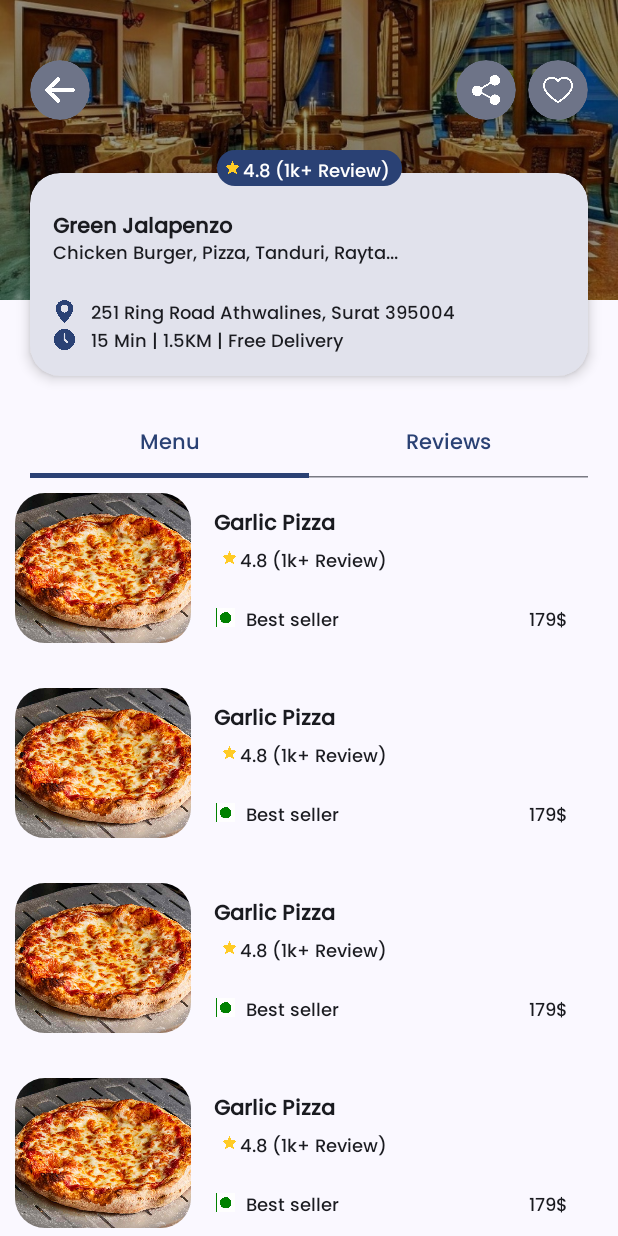
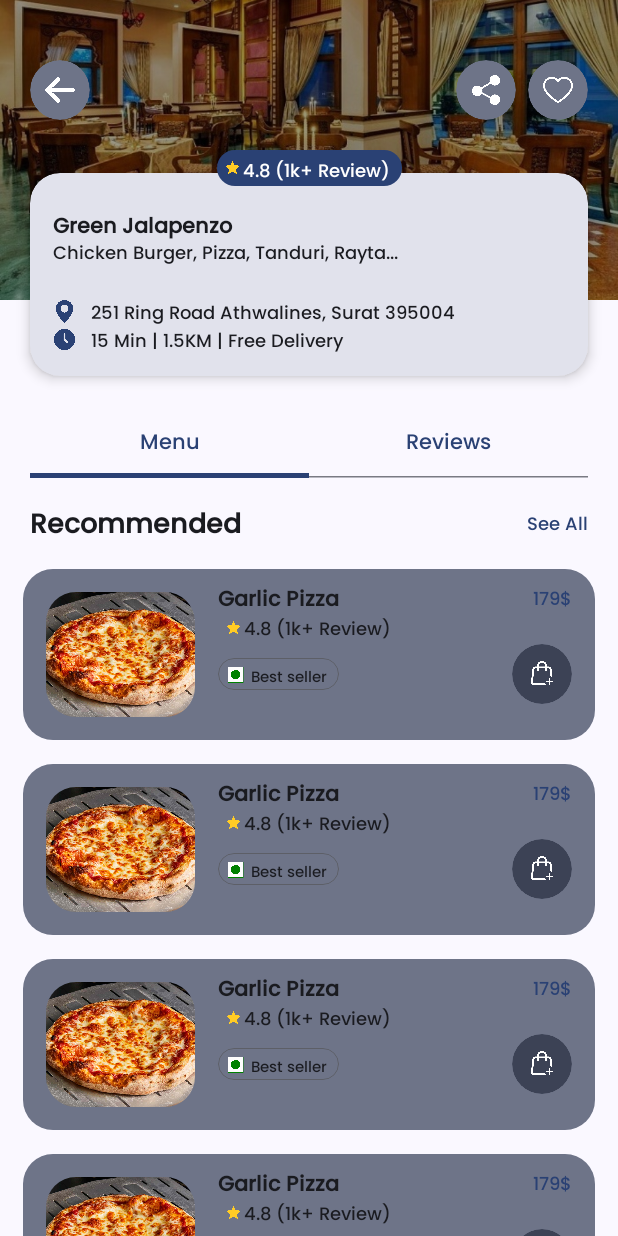
Before and after one commit to chiragpatel047/FoodExpressUserApp, an Android app built with Jetpack Compose: the FullRestaurantScreen screen opened through its navigation route, on a phone screen of 412 x 824 dp. Run offline under Robolectric (Android 15) with nearby library versions, the phone set to English and light mode, and no system bars.

Commit message:
full-res-screen-ui-2

```diff
--- a/app/src/main/java/com/foodapp/foodexpress/Components/Component.kt
+++ b/app/src/main/java/com/foodapp/foodexpress/Components/Component.kt
@@ -274,6 +274,47 @@ fun GrayFilledSimpleButton(imageIcon: Int, onClick: () -> Unit) {
     }
 }
 
+@Composable
+fun CartButton(isAdded: Boolean, onClick: () -> Unit) {
+    IconButton(
+        onClick = onClick,
+        modifier = Modifier
+            .clip(RoundedCornerShape(50.dp))
+            .size(40.dp),
+        colors =
+        if (isAdded) {
+            IconButtonDefaults.iconButtonColors(
+                containerColor = MaterialTheme.colorScheme.primary
+            )
+        } else {
+            IconButtonDefaults.iconButtonColors(
+                containerColor = MaterialTheme.colorScheme.secondary
+            )
+        }
+
+    ) {
+        Icon(
+
+            painterResource(
+                id = if (isAdded) {
+                    R.drawable.carticon
+                } else {
+                    R.drawable.addtocarticon
+                }
+            ),
+            contentDescription = "",
+            tint =
+            if (isAdded) {
+                MaterialTheme.colorScheme.onPrimary
+            } else {
+                MaterialTheme.colorScheme.onSecondary
+            },
+            modifier = Modifier
+                .size(40.dp)
+                .padding(10.dp)
+        )
+    }
+}
 
 @Composable
 fun subjectImage(image: Int) {
--- a/app/src/main/java/com/foodapp/foodexpress/Components/DishMenuSingle.kt
+++ b/app/src/main/java/com/foodapp/foodexpress/Components/DishMenuSingle.kt
@@ -2,11 +2,14 @@ package com.foodapp.foodexpress.Components
 
 import androidx.compose.foundation.Image
 import androidx.compose.foundation.background
+import androidx.compose.foundation.border
 import androidx.compose.foundation.layout.Arrangement
 import androidx.compose.foundation.layout.Box
 import androidx.compose.foundation.layout.Column
 import androidx.compose.foundation.layout.Row
 import androidx.compose.foundation.layout.Spacer
+import androidx.compose.foundation.layout.fillMaxHeight
+import androidx.compose.foundation.layout.fillMaxSize
 import androidx.compose.foundation.layout.fillMaxWidth
 import androidx.compose.foundation.layout.height
 import androidx.compose.foundation.layout.padding
@@ -16,6 +19,9 @@ import androidx.compose.material3.Icon
 import androidx.compose.material3.MaterialTheme
 import androidx.compose.material3.Text
 import androidx.compose.runtime.Composable
+import androidx.compose.runtime.MutableState
+import androidx.compose.runtime.mutableStateOf
+import androidx.compose.runtime.remember
 import androidx.compose.ui.Alignment
 import androidx.compose.ui.Modifier
 import androidx.compose.ui.draw.clip
@@ -33,10 +39,23 @@ import com.foodapp.foodexpress.R
 @Composable
 fun DishMenuSingle() {
 
-    Row(modifier = Modifier.fillMaxWidth().padding(10.dp)) {
-        Column(modifier = Modifier
+    var isAddedToCart = remember { mutableStateOf(false) }
+
+    Row(
+        modifier = Modifier
+            .fillMaxWidth()
+            .height(130.dp)
+            .padding(15.dp, 8.dp)
+            .clip(RoundedCornerShape(20.dp))
+            .background(MaterialTheme.colorScheme.secondaryContainer)
+    ) {
+        Column(
+            modifier = Modifier
                 .weight(0.3f)
-            .height(100.dp)) {
+                .fillMaxHeight()
+                .padding(15.dp, 15.dp, 0.dp, 15.dp)
+                .align(Alignment.CenterVertically)
+        ) {
             Image(
                 painter = painterResource(id = R.drawable.temp_cat_1),
                 contentDescription = "",
@@ -45,16 +64,33 @@ fun DishMenuSingle() {
             )
         }
         Column(modifier = Modifier.weight(0.7f)) {
+
+            Row(
+                modifier = Modifier
+                    .fillMaxWidth()
+                    .padding(15.dp, 10.dp, 15.dp, 0.dp),
+                verticalAlignment = Alignment.CenterVertically,
+                horizontalArrangement = Arrangement.SpaceBetween
+            ) {
                 Text(
                     text = "Garlic Pizza",
                     fontSize = 14.sp,
                     fontWeight = FontWeight.Bold,
                     style = MaterialTheme.typography.titleLarge,
-                modifier = Modifier.padding(15.dp, 10.dp, 15.dp, 0.dp)
                 )
+
+                Text(
+                    text = "179$",
+                    textAlign = TextAlign.Center,
+                    fontSize = 12.sp,
+                    color = MaterialTheme.colorScheme.primary,
+                    style = MaterialTheme.typography.titleLarge
+                )
+            }
+
             Row(
                 modifier = Modifier
-                    .padding(15.dp, 2.dp, 15.dp, 0.dp),
+                    .padding(15.dp, 0.dp, 15.dp, 0.dp),
                 verticalAlignment = Alignment.CenterVertically,
                 horizontalArrangement = Arrangement.SpaceBetween
             ) {
@@ -72,45 +108,44 @@ fun DishMenuSingle() {
                     fontSize = 12.sp,
                     color = MaterialTheme.colorScheme.onBackground,
                     style = MaterialTheme.typography.titleLarge,
-                    modifier = Modifier.padding(2.dp, 5.dp, 8.dp, 2.dp)
+                    modifier = Modifier.padding(2.dp)
                 )
             }
 
             Row(
                 modifier = Modifier
                     .fillMaxWidth()
-                    .padding(15.dp),
+                    .padding(15.dp, 0.dp, 15.dp, 15.dp),
                 verticalAlignment = Alignment.CenterVertically,
                 horizontalArrangement = Arrangement.SpaceBetween
             ) {
-                Row(verticalAlignment = Alignment.CenterVertically) {
+
+                Row(modifier = Modifier.clip(RoundedCornerShape(50.dp))
+                    .border(
+                        0.5.dp, MaterialTheme.colorScheme.outline,
+                        RoundedCornerShape(50.dp)
+                    ),
+                    verticalAlignment = Alignment.CenterVertically
+                ) {
                     Image(
                         painter = painterResource(id = R.drawable.vegicon),
                         contentDescription = "",
-                        modifier = Modifier.size(15.dp)
+                        modifier = Modifier.size(20.dp).padding(5.dp,2.dp,2.dp,2.dp)
                     )
-                    Spacer(modifier = Modifier.padding(2.dp))
                     Text(
                         text = "Best seller",
                         textAlign = TextAlign.Center,
-                        fontSize = 12.sp,
+                        fontSize = 10.sp,
                         color = MaterialTheme.colorScheme.onBackground,
                         style = MaterialTheme.typography.titleLarge,
                         modifier = Modifier.padding(2.dp, 5.dp, 8.dp, 2.dp)
                     )
                 }
 
-                Text(
-                    text = "179$",
-                    textAlign = TextAlign.Center,
-                    fontSize = 12.sp,
-                    color = MaterialTheme.colorScheme.onBackground,
-                    style = MaterialTheme.typography.titleLarge,
-                    modifier = Modifier.padding(2.dp, 5.dp, 8.dp, 2.dp)
-                )
-            }
-
+                CartButton(isAddedToCart.value) {
+                    isAddedToCart.value = !isAddedToCart.value
                 }
             }
-
         }
+    }
+}
--- a/app/src/main/java/com/foodapp/foodexpress/NavigationScreens/MenuSubScreen.kt
+++ b/app/src/main/java/com/foodapp/foodexpress/NavigationScreens/MenuSubScreen.kt
@@ -1,14 +1,18 @@
 package com.foodapp.foodexpress.NavigationScreens
 
 import androidx.compose.foundation.layout.Column
+import androidx.compose.foundation.layout.Spacer
+import androidx.compose.foundation.layout.padding
 import androidx.compose.foundation.rememberScrollState
 import androidx.compose.foundation.verticalScroll
 import androidx.compose.material3.MaterialTheme
 import androidx.compose.material3.Text
 import androidx.compose.runtime.Composable
 import androidx.compose.ui.Modifier
+import androidx.compose.ui.unit.dp
 import androidx.compose.ui.unit.sp
 import com.foodapp.foodexpress.Components.DishMenuSingle
+import com.foodapp.foodexpress.Components.textWithSeeAllText
 
 @Composable
 fun MenuSubScreen() {
@@ -16,6 +20,11 @@ fun MenuSubScreen() {
     val scrollState = rememberScrollState()
 
     Column(Modifier.verticalScroll(scrollState)) {
+
+        Spacer(modifier = Modifier.padding(4.dp))
+
+        textWithSeeAllText(title = "Recommended")
+
         val menuItems = listOf("panner", "chicken", "tickka", "pizza", "burger", "rolls")
 
         menuItems.forEach {
```
Also changed, not shown: app/src/main/res/drawable/addtocarticon.png (added). Lines whose indentation alone changed are shown as unchanged.
